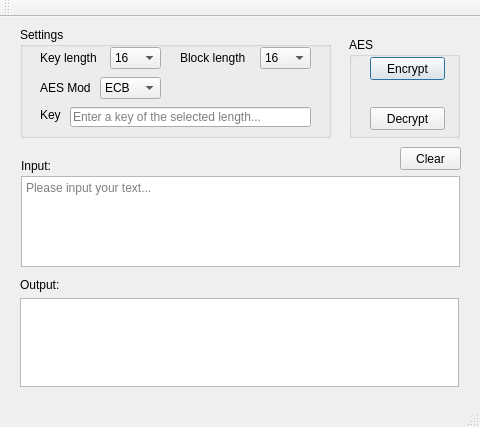
Above: mainwin.ui from FLHonker/QtAES before the change. Below: the same form after it.
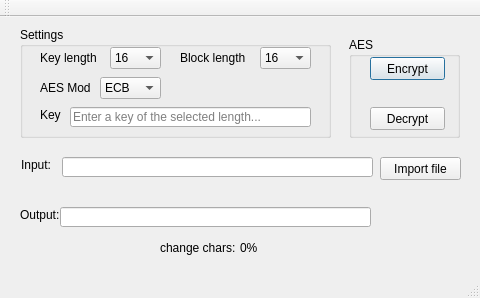
That is the form after the change. Icons and pictures are not drawn.

What changed in the file:
```diff
--- a/mainwin.ui
+++ b/mainwin.ui
@@ -7,7 +7,7 @@
     <x>0</x>
     <y>0</y>
     <width>480</width>
-    <height>427</height>
+    <height>298</height>
    </rect>
   </property>
   <property name="sizePolicy">
@@ -211,7 +211,7 @@
     <property name="geometry">
      <rect>
       <x>21</x>
-      <y>141</y>
+      <y>140</y>
       <width>36</width>
       <height>16</height>
      </rect>
@@ -224,7 +224,7 @@
     <property name="geometry">
      <rect>
       <x>20</x>
-      <y>260</y>
+      <y>190</y>
       <width>41</width>
       <height>16</height>
      </rect>
@@ -246,47 +246,6 @@
      <string>AES</string>
     </property>
    </widget>
-   <widget class="QTextEdit" name="textEdit_output">
-    <property name="geometry">
-     <rect>
-      <x>20</x>
-      <y>281</y>
-      <width>439</width>
-      <height>89</height>
-     </rect>
-    </property>
-    <property name="focusPolicy">
-     <enum>Qt::StrongFocus</enum>
-    </property>
-    <property name="horizontalScrollBarPolicy">
-     <enum>Qt::ScrollBarAlwaysOff</enum>
-    </property>
-    <property name="readOnly">
-     <bool>true</bool>
-    </property>
-    <property name="placeholderText">
-     <string/>
-    </property>
-   </widget>
-   <widget class="QTextEdit" name="textEdit_input">
-    <property name="geometry">
-     <rect>
-      <x>21</x>
-      <y>159</y>
-      <width>439</width>
-      <height>91</height>
-     </rect>
-    </property>
-    <property name="focusPolicy">
-     <enum>Qt::StrongFocus</enum>
-    </property>
-    <property name="horizontalScrollBarPolicy">
-     <enum>Qt::ScrollBarAlwaysOff</enum>
-    </property>
-    <property name="placeholderText">
-     <string>Please input your text...</string>
-    </property>
-   </widget>
    <widget class="QLabel" name="label_blockLen">
     <property name="geometry">
      <rect>
@@ -328,17 +287,66 @@
      </property>
     </item>
    </widget>
-   <widget class="QPushButton" name="Btn_clear">
+   <widget class="QLabel" name="label_2">
     <property name="geometry">
      <rect>
-      <x>400</x>
-      <y>130</y>
-      <width>61</width>
+      <x>160</x>
+      <y>220</y>
+      <width>81</width>
+      <height>21</height>
+     </rect>
+    </property>
+    <property name="text">
+     <string>change chars:</string>
+    </property>
+   </widget>
+   <widget class="QLabel" name="label_percentage">
+    <property name="geometry">
+     <rect>
+      <x>240</x>
+      <y>220</y>
+      <width>51</width>
+      <height>21</height>
+     </rect>
+    </property>
+    <property name="text">
+     <string>0%</string>
+    </property>
+   </widget>
+   <widget class="QPushButton" name="Btn_file">
+    <property name="geometry">
+     <rect>
+      <x>380</x>
+      <y>140</y>
+      <width>81</width>
       <height>23</height>
      </rect>
     </property>
     <property name="text">
-     <string>Clear</string>
+     <string>Import file</string>
+    </property>
+   </widget>
+   <widget class="QLineEdit" name="lineEdit_input">
+    <property name="geometry">
+     <rect>
+      <x>62</x>
+      <y>140</y>
+      <width>311</width>
+      <height>20</height>
+     </rect>
+    </property>
+   </widget>
+   <widget class="QLineEdit" name="lineEdit_output">
+    <property name="geometry">
+     <rect>
+      <x>60</x>
+      <y>190</y>
+      <width>311</width>
+      <height>20</height>
+     </rect>
+    </property>
+    <property name="readOnly">
+     <bool>true</bool>
     </property>
    </widget>
    <zorder>groupBox_settings</zorder>
```
Left out of the diff: 8 changed lines with no effect on the pictures.
